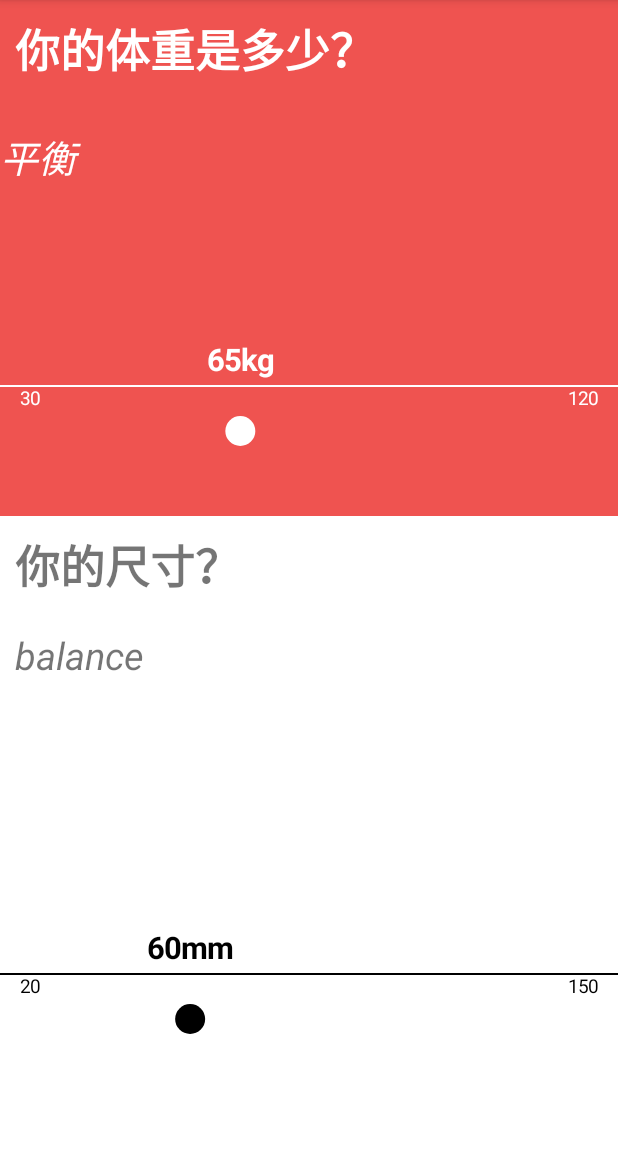
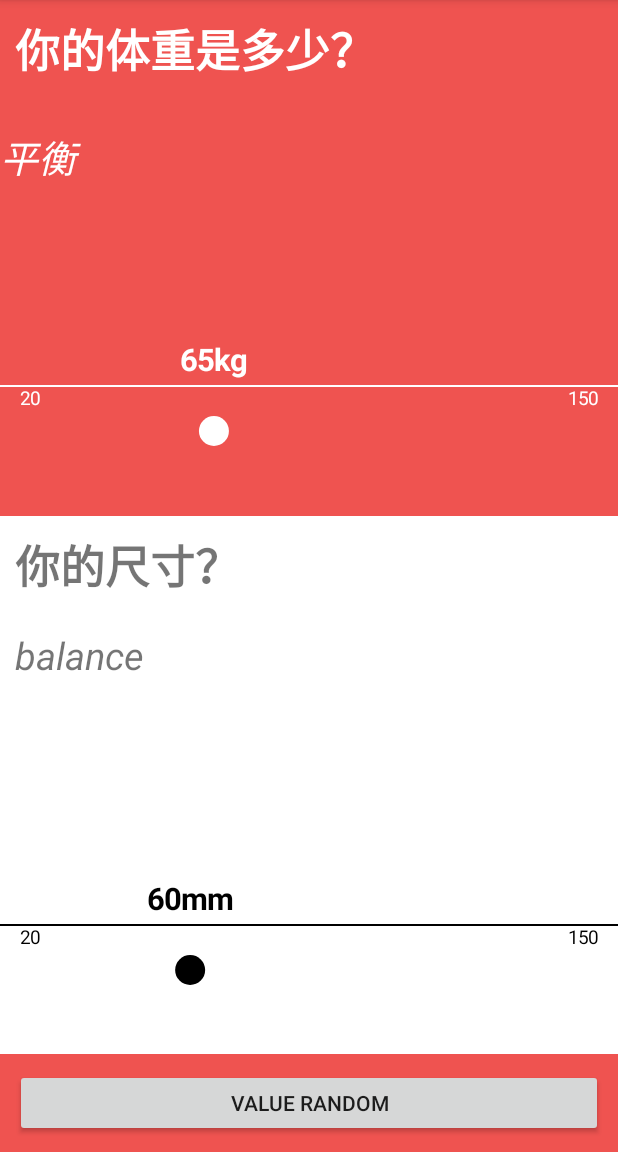
Before and after one commit to fairytale110/BezierSeekBar, an Android app: the screen it shows after launch (MainActivity), on a phone screen of 412 x 824 dp, the part 84-1236 px from its top. Run offline under Robolectric (Android 15) with nearby library versions, the phone set to English and light mode, and no system bars.

Commit message:
fixed #issue1

```diff
--- a/app/build.gradle
+++ b/app/build.gradle
@@ -6,8 +6,8 @@ android {
         applicationId rootProject.ext.android.applicationId
         minSdkVersion rootProject.ext.android.sampleMinSdkVersion
         targetSdkVersion rootProject.ext.android.targetSdkVersion
-        versionCode 3
-        versionName "1.0.1"
+        versionCode 4
+        versionName "1.0.2"
         testInstrumentationRunner "android.support.test.runner.AndroidJUnitRunner"
     }
     buildTypes {
--- a/app/src/main/java/tech/nicesky/bezierseekbardemo/MainActivity.java
+++ b/app/src/main/java/tech/nicesky/bezierseekbardemo/MainActivity.java
@@ -4,7 +4,9 @@ import android.graphics.Color;
 import android.os.Bundle;
 import android.support.v7.app.AppCompatActivity;
 import android.support.v7.widget.AppCompatTextView;
+import android.view.View;
 import android.view.ViewGroup;
+import android.widget.Button;
 import android.widget.LinearLayout;
 
 import tech.nicesky.bezierseekbar.BezierSeekBar;
@@ -13,6 +15,11 @@ import tech.nicesky.bezierseekbar.OnSelectedListener;
 public class MainActivity extends AppCompatActivity {
     AppCompatTextView txtStatus, txtStatus2;
     LinearLayout fram;
+    private Button btnSetSValue;
+
+    BezierSeekBar seekBarInView;
+    BezierSeekBar seekBarCreated;
+    int max,min;
 
     @Override
     protected void onCreate(Bundle savedInstanceState) {
@@ -22,12 +29,22 @@ public class MainActivity extends AppCompatActivity {
         txtStatus = findViewById(R.id.txt_statue);
         txtStatus2 = findViewById(R.id.txt_statue2);
         fram = findViewById(R.id.fram);
+        seekBarInView = findViewById(R.id.bsBar_test);
+        findViewById(R.id.btn_setValueSelected).setOnClickListener(new View.OnClickListener() {
+            @Override
+            public void onClick(View v) {
+                int value2Show = (int)(Math.random()*(max-min+1)+min);
+                seekBarInView.setValueSelected(value2Show);
+                seekBarCreated.setValueSelected(value2Show);
+            }
+        });
 
-        BezierSeekBar seekBar = findViewById(R.id.bsBar_test);
+        max = 150;
+        min = 20;
 
-        checkWeight(seekBar.getValueSelected());
+        checkWeight(seekBarInView.getValueSelected());
 
-        seekBar.setSelectedListener(new OnSelectedListener() {
+        seekBarInView.setSelectedListener(new OnSelectedListener() {
             @Override
             public void onSelected(int value) {
                 checkWeight(value);
@@ -60,26 +77,26 @@ public class MainActivity extends AppCompatActivity {
     private void createBsbar() {
         fram.setBackgroundColor(Color.WHITE);
 
-        BezierSeekBar seekBar = new BezierSeekBar(this);
-        seekBar.setColorBall(Color.BLACK);
-        seekBar.setColorLine(Color.BLACK);
-        seekBar.setColorValueSelected(Color.WHITE);
-        seekBar.setColorValue(Color.BLACK);
-        seekBar.setColorBgSelected(Color.BLACK);
-        seekBar.setValueMax(150);
-        seekBar.setValueMin(20);
-        seekBar.setValueSelected(60);
-        seekBar.setUnit("mm");
-        seekBar.setLayoutParams(new ViewGroup.LayoutParams(ViewGroup.LayoutParams.MATCH_PARENT, ViewGroup.LayoutParams.WRAP_CONTENT));
+        seekBarCreated = new BezierSeekBar(this);
+        seekBarCreated.setColorBall(Color.BLACK);
+        seekBarCreated.setColorLine(Color.BLACK);
+        seekBarCreated.setColorValueSelected(Color.WHITE);
+        seekBarCreated.setColorValue(Color.BLACK);
+        seekBarCreated.setColorBgSelected(Color.BLACK);
+        seekBarCreated.setValueMax(150);
+        seekBarCreated.setValueMin(20);
+        seekBarCreated.setValueSelected(60);
+        seekBarCreated.setUnit("mm");
+        seekBarCreated.setLayoutParams(new ViewGroup.LayoutParams(ViewGroup.LayoutParams.MATCH_PARENT, ViewGroup.LayoutParams.WRAP_CONTENT));
 
-        seekBar.setSelectedListener(new OnSelectedListener() {
+        seekBarCreated.setSelectedListener(new OnSelectedListener() {
             @Override
             public void onSelected(int value) {
                 checkLength(value);
             }
         });
 
-        fram.addView(seekBar);
+        fram.addView(seekBarCreated);
 
         //checkLength(seekBar.getValueSelected());
     }
--- a/app/src/main/res/layout/activity_main.xml
+++ b/app/src/main/res/layout/activity_main.xml
@@ -3,75 +3,82 @@
     xmlns:app="http://schemas.android.com/apk/res-auto"
     xmlns:tools="http://schemas.android.com/tools"
     android:layout_width="match_parent"
-    android:orientation="vertical"
-    android:gravity="center_horizontal"
     android:layout_height="match_parent"
     android:background="#ef5350"
+    android:gravity="center_horizontal"
+    android:orientation="vertical"
     tools:context=".MainActivity">
 
     <android.support.v7.widget.AppCompatTextView
         android:layout_width="match_parent"
+        android:layout_height="wrap_content"
+        android:gravity="left"
+        android:padding="10dp"
         android:text="你的体重是多少？"
+        android:textColor="@android:color/white"
         android:textSize="30sp"
-        android:padding="10dp"
-        android:gravity="left"
-        android:textStyle="bold"
-        android:textColor="@android:color/white"
-        android:layout_height="wrap_content" />
+        android:textStyle="bold" />
 
     <android.support.v7.widget.AppCompatTextView
         android:id="@+id/txt_statue"
         android:layout_width="match_parent"
+        android:layout_height="wrap_content"
+        android:layout_marginTop="20dp"
+        android:gravity="left"
         android:text="balance"
         android:textColor="@android:color/white"
-        android:layout_marginTop="20dp"
         android:textSize="25sp"
-        android:gravity="left"
-        android:textStyle="italic"
-        android:layout_height="wrap_content" />
+        android:textStyle="italic" />
 
     <tech.nicesky.bezierseekbar.BezierSeekBar
         android:id="@+id/bsBar_test"
+        android:layout_width="match_parent"
+        android:layout_height="wrap_content"
         app:bsBar_color_ball="@android:color/white"
         app:bsBar_color_bg_selected="@android:color/white"
         app:bsBar_color_line="@android:color/white"
         app:bsBar_color_value="@android:color/white"
         app:bsBar_color_value_selected="#ef5350"
-        app:bsBar_value_min="30"
-        app:bsBar_value_max="120"
-        app:bsBar_value_selected="65"
         app:bsBar_unit="kg"
-        android:layout_width="match_parent"
-        android:layout_height="wrap_content"
-        />
+        app:bsBar_value_max="150"
+        app:bsBar_value_min="20"
+        app:bsBar_value_selected="65" />
 
     <android.support.v7.widget.AppCompatTextView
         android:layout_width="match_parent"
+        android:layout_height="wrap_content"
+        android:layout_marginTop="20dp"
+        android:background="@android:color/white"
+        android:gravity="left"
+        android:padding="10dp"
         android:text="你的尺寸？"
         android:textSize="30sp"
-        android:padding="10dp"
-        android:gravity="left"
-        android:background="@android:color/white"
-        android:textStyle="bold"
-        android:layout_marginTop="20dp"
-        android:layout_height="wrap_content" />
+        android:textStyle="bold" />
+
     <android.support.v7.widget.AppCompatTextView
         android:id="@+id/txt_statue2"
+        android:layout_width="match_parent"
+        android:layout_height="wrap_content"
+        android:background="@android:color/white"
+        android:gravity="left"
         android:padding="10dp"
-        android:layout_width="match_parent"
         android:text="balance"
         android:textSize="25sp"
-        android:gravity="left"
-        android:background="@android:color/white"
-        android:textStyle="italic"
-        android:layout_height="wrap_content" />
+        android:textStyle="italic" />
 
     <LinearLayout
         android:id="@+id/fram"
         android:layout_width="match_parent"
+        android:layout_height="0dp"
         android:layout_weight="1"
-        android:gravity="center"
-        android:layout_height="0dp">
+        android:gravity="center">
 
     </LinearLayout>
+
+    <Button
+        android:id="@+id/btn_setValueSelected"
+        android:layout_margin="10dp"
+        android:layout_width="match_parent"
+        android:layout_height="45dp"
+        android:text="Value random" />
 </LinearLayout>
--- a/build.gradle
+++ b/build.gradle
@@ -8,7 +8,7 @@ buildscript {
         jcenter()
     }
     dependencies {
-        classpath 'com.android.tools.build:gradle:3.1.4'
+        classpath 'com.android.tools.build:gradle:3.4.0'
 
 
         // NOTE: Do not place your application dependencies here; they belong
--- a/libBezierSeekBar/build.gradle
+++ b/libBezierSeekBar/build.gradle
@@ -6,8 +6,8 @@ android {
     defaultConfig {
         minSdkVersion rootProject.ext.android.sampleMinSdkVersion
         targetSdkVersion rootProject.ext.android.targetSdkVersion
-        versionCode 3
-        versionName "1.0.1"
+        versionCode 4
+        versionName "1.0.2"
         testInstrumentationRunner "android.support.test.runner.AndroidJUnitRunner"
     }
     buildTypes {
@@ -30,4 +30,5 @@ dependencies {
     //implementation 'com.android.support.constraint:constraint-layout:1.1.3'
     androidTestImplementation 'com.android.support.test:runner:1.0.2'
     androidTestImplementation 'com.android.support.test.espresso:espresso-core:3.0.2'
+    implementation 'com.android.support:support-annotations:28.0.0'
 }
--- a/libBezierSeekBar/src/main/java/tech/nicesky/bezierseekbar/BezierSeekBar.java
+++ b/libBezierSeekBar/src/main/java/tech/nicesky/bezierseekbar/BezierSeekBar.java
@@ -1,6 +1,7 @@
 package tech.nicesky.bezierseekbar;
 
 import android.animation.ValueAnimator;
+import android.annotation.TargetApi;
 import android.content.Context;
 import android.content.res.TypedArray;
 import android.graphics.Canvas;
@@ -13,7 +14,6 @@ import android.graphics.RectF;
 import android.graphics.Typeface;
 import android.os.Build;
 import android.support.annotation.Nullable;
-import android.support.annotation.RequiresApi;
 import android.util.AttributeSet;
 import android.util.Log;
 import android.view.MotionEvent;
@@ -117,12 +117,12 @@ public class BezierSeekBar extends View {
         init(context, attrs);
     }
 
-    @RequiresApi(api = Build.VERSION_CODES.LOLLIPOP)
+
+    @TargetApi(Build.VERSION_CODES.LOLLIPOP)
     public BezierSeekBar(Context context, @Nullable AttributeSet attrs, int defStyleAttr, int defStyleRes) {
         super(context, attrs, defStyleAttr, defStyleRes);
         init(context, attrs);
     }
-
 
     private void init(Context context, AttributeSet attrs) {
         this.context = context;
@@ -492,6 +492,9 @@ public class BezierSeekBar extends View {
 
     public void setValueSelected(int valueSelected) {
         this.valueSelected = valueSelected;
+        this.fingerXDefault = width * (float) (this.valueSelected - valueMin) / (float) (this.valueMax - this.valueMin);
+        this.fingerX = this.fingerXDefault;
+        postInvalidate();
     }
 
     public void setColorBall(int colorBall) {
```
Also changed, not shown: gradle/wrapper/gradle-wrapper.properties, 1 other file.
